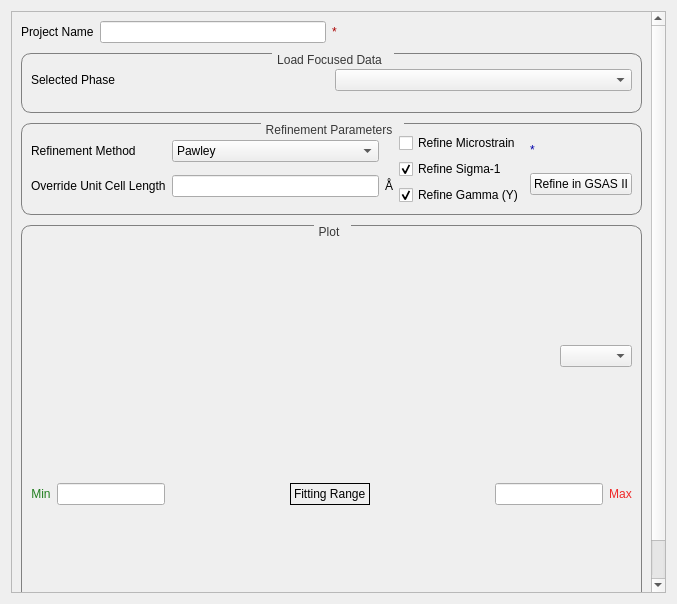
Above: qt/python/mantidqtinterfaces/mantidqtinterfaces/Engineering/gui/engineering_diffraction/tabs/gsas2/gsas2_tab.ui from mantidproject/mantid before the change. Below: the same form after it.
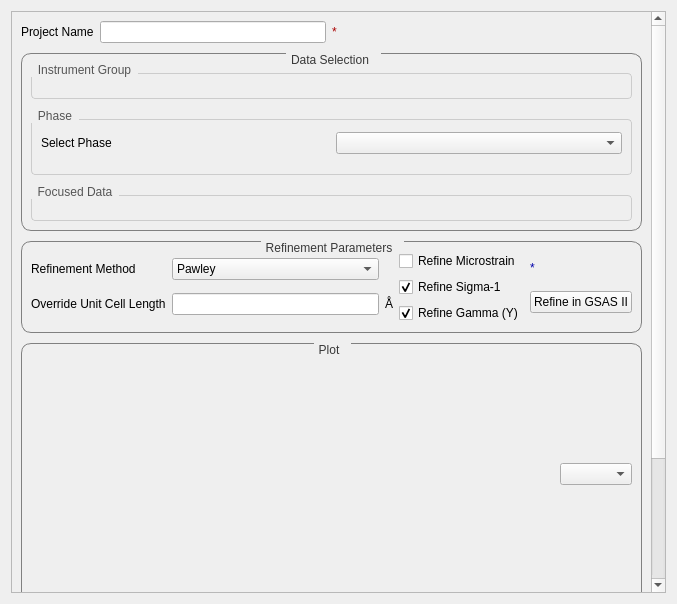
That is the form after the change. Custom widgets are drawn as their Qt base class.

Commit message: marginally improve ui appearance

```diff
--- a/qt/python/mantidqtinterfaces/mantidqtinterfaces/Engineering/gui/engineering_diffraction/tabs/gsas2/gsas2_tab.ui
+++ b/qt/python/mantidqtinterfaces/mantidqtinterfaces/Engineering/gui/engineering_diffraction/tabs/gsas2/gsas2_tab.ui
@@ -153,54 +153,109 @@
           </spacer>
          </item>
          <item>
-          <widget class="QGroupBox" name="loadingGroup_5">
-           <property name="sizePolicy">
-            <sizepolicy hsizetype="Preferred" vsizetype="Expanding">
-             <horstretch>0</horstretch>
-             <verstretch>0</verstretch>
-            </sizepolicy>
-           </property>
-           <property name="layoutDirection">
-            <enum>Qt::LeftToRight</enum>
-           </property>
-           <property name="autoFillBackground">
-            <bool>false</bool>
-           </property>
-           <property name="styleSheet">
-            <string notr="true"/>
-           </property>
+          <widget class="QGroupBox" name="data_selection_group_box">
            <property name="title">
-            <string>Load Focused Data</string>
+            <string>Data Selection</string>
            </property>
            <property name="alignment">
             <set>Qt::AlignBottom|Qt::AlignHCenter</set>
            </property>
-           <property name="flat">
-            <bool>false</bool>
-           </property>
-           <property name="checkable">
-            <bool>false</bool>
-           </property>
-           <layout class="QGridLayout" name="gridLayout_11">
-            <item row="1" column="0">
-             <layout class="QGridLayout" name="gridLayout_12" rowstretch="0" columnstretch="0">
-              <property name="sizeConstraint">
-               <enum>QLayout::SetDefaultConstraint</enum>
-              </property>
-              <property name="verticalSpacing">
+           <layout class="QVBoxLayout" name="data_selection_layout">
+            <property name="spacing">
                <number>6</number>
               </property>
-              <item row="0" column="0">
-               <layout class="QVBoxLayout" name="verticalLayout">
+            <item>
+          <widget class="QGroupBox" name="instrument_group_box">
+           <property name="title">
+            <string>Instrument Group</string>
+           </property>
+           <property name="styleSheet">
+            <string notr="true">QGroupBox {
+border: 1px solid #ccc;
+border-radius: 4px;
+margin-top: 10px;
+}
+QGroupBox::title {
+subcontrol-origin: margin;
+subcontrol-position: top left;
+padding: 0 5px;
+font-weight: normal;
+color: #555;
+}</string>
+           </property>
+           <layout class="QVBoxLayout" name="instrument_group_layout">
+            <property name="topMargin">
+             <number>12</number>
+            </property>
+            <property name="bottomMargin">
+             <number>12</number>
+            </property>
                 <item>
                  <widget class="FileFinderWidget" name="instrument_group_file_finder" native="true"/>
                 </item>
+           </layout>
+          </widget>
+         </item>
                 <item>
-                 <layout class="QHBoxLayout">
+          <spacer name="verticalSpacer_6">
+           <property name="orientation">
+            <enum>Qt::Vertical</enum>
+           </property>
+           <property name="sizeType">
+            <enum>QSizePolicy::Fixed</enum>
+           </property>
+           <property name="sizeHint" stdset="0">
+            <size>
+             <width>2</width>
+             <height>4</height>
+            </size>
+           </property>
+          </spacer>
+         </item>
+         <item>
+          <widget class="QGroupBox" name="phase_group_box">
+           <property name="title">
+            <string>Phase</string>
+           </property>
+           <property name="styleSheet">
+            <string notr="true">QGroupBox {
+border: 1px solid #ccc;
+border-radius: 4px;
+margin-top: 10px;
+}
+QGroupBox::title {
+subcontrol-origin: margin;
+subcontrol-position: top left;
+padding: 0 5px;
+font-weight: normal;
+color: #555;
+}</string>
+           </property>
+           <layout class="QVBoxLayout" name="phase_group_layout">
+            <property name="spacing">
+             <number>8</number>
+            </property>
+            <property name="topMargin">
+             <number>12</number>
+            </property>
+            <property name="bottomMargin">
+             <number>12</number>
+            </property>
+            <item>
+             <layout class="QHBoxLayout" name="phase_combo_layout">
                   <item>
                      <widget class="QLabel" name="label">
+                <property name="minimumSize">
+                 <size>
+                  <width>115</width>
+                  <height>0</height>
+                 </size>
+                </property>
                      <property name="text">
-                      <string>Selected Phase</string>
+                 <string>Select Phase</string>
+                </property>
+                <property name="alignment">
+                 <set>Qt::AlignLeading|Qt::AlignLeft|Qt::AlignVCenter</set>
                      </property>
                    </widget>
                   </item>
@@ -216,12 +271,56 @@
                 <item>
                  <widget class="FileFinderWidget" name="phase_file_finder" native="true"/>
                 </item>
+           </layout>
+          </widget>
+         </item>
+         <item>
+          <spacer name="verticalSpacer_7">
+           <property name="orientation">
+            <enum>Qt::Vertical</enum>
+           </property>
+           <property name="sizeType">
+            <enum>QSizePolicy::Fixed</enum>
+           </property>
+           <property name="sizeHint" stdset="0">
+            <size>
+             <width>2</width>
+             <height>4</height>
+            </size>
+           </property>
+          </spacer>
+         </item>
+         <item>
+          <widget class="QGroupBox" name="focused_data_group_box">
+           <property name="title">
+            <string>Focused Data</string>
+           </property>
+           <property name="styleSheet">
+            <string notr="true">QGroupBox {
+border: 1px solid #ccc;
+border-radius: 4px;
+margin-top: 10px;
+}
+QGroupBox::title {
+subcontrol-origin: margin;
+subcontrol-position: top left;
+padding: 0 5px;
+font-weight: normal;
+color: #555;
+}</string>
+           </property>
+           <layout class="QVBoxLayout" name="focused_data_layout">
+            <property name="topMargin">
+             <number>12</number>
+            </property>
+            <property name="bottomMargin">
+             <number>12</number>
+            </property>
                 <item>
                  <widget class="FilteredFileFinderWidget" name="focused_data_file_finder" native="true"/>
                 </item>
                </layout>
-              </item>
-             </layout>
+          </widget>
             </item>
            </layout>
           </widget>
```
Lines whose indentation alone changed are shown as unchanged. The commit also changes 1 other file.
